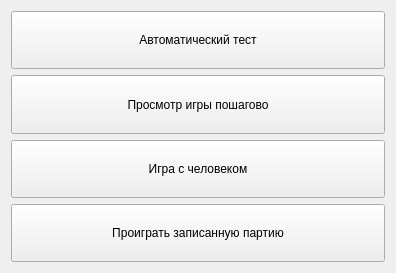
Before: the Qt Designer form mainwindow.ui in Lostinlongfile/Xox, drawn with Qt 5.
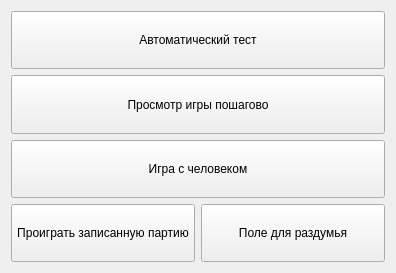
After: the same form once the commit is applied.

The edit to the form file:
```diff
--- a/mainwindow.ui
+++ b/mainwindow.ui
@@ -15,7 +15,7 @@
   </property>
   <widget class="QWidget" name="centralWidget">
    <layout class="QGridLayout" name="gridLayout">
-    <item row="0" column="0">
+    <item row="0" column="0" colspan="2">
      <widget class="QPushButton" name="pushButton">
       <property name="sizePolicy">
        <sizepolicy hsizetype="Minimum" vsizetype="Expanding">
@@ -28,7 +28,7 @@
       </property>
      </widget>
     </item>
-    <item row="1" column="0">
+    <item row="1" column="0" colspan="2">
      <widget class="QPushButton" name="pushButton_2">
       <property name="sizePolicy">
        <sizepolicy hsizetype="Minimum" vsizetype="Expanding">
@@ -41,7 +41,7 @@
       </property>
      </widget>
     </item>
-    <item row="2" column="0">
+    <item row="2" column="0" colspan="2">
      <widget class="QPushButton" name="pushButton_3">
       <property name="sizePolicy">
        <sizepolicy hsizetype="Minimum" vsizetype="Expanding">
@@ -67,6 +67,19 @@
       </property>
      </widget>
     </item>
+    <item row="3" column="1">
+     <widget class="QPushButton" name="pushButton_5">
+      <property name="sizePolicy">
+       <sizepolicy hsizetype="Minimum" vsizetype="Expanding">
+        <horstretch>0</horstretch>
+        <verstretch>0</verstretch>
+       </sizepolicy>
+      </property>
+      <property name="text">
+       <string>Поле для раздумья</string>
+      </property>
+     </widget>
+    </item>
    </layout>
   </widget>
  </widget>
```
